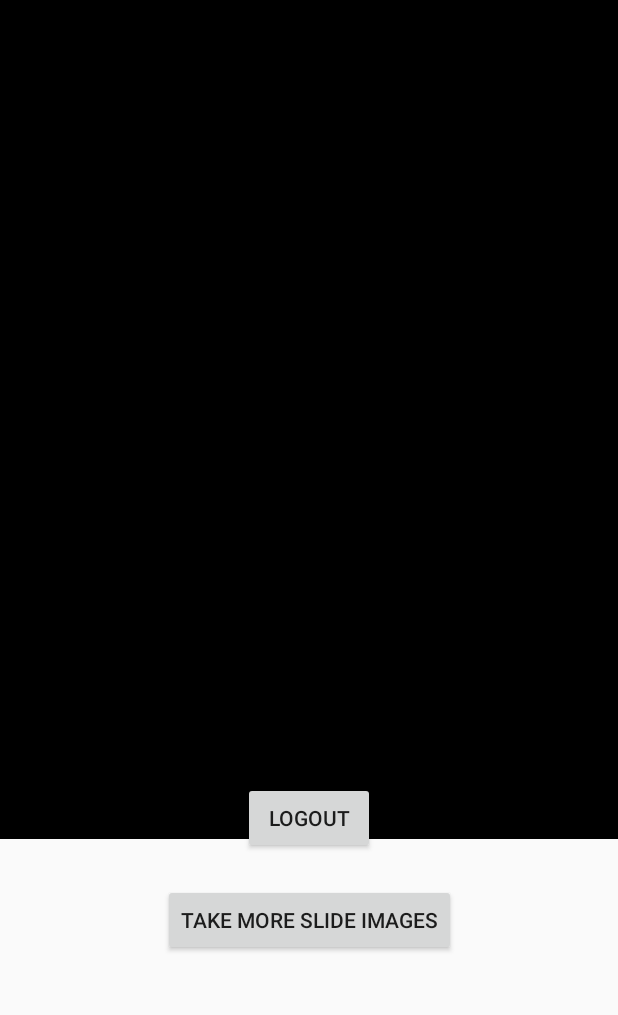
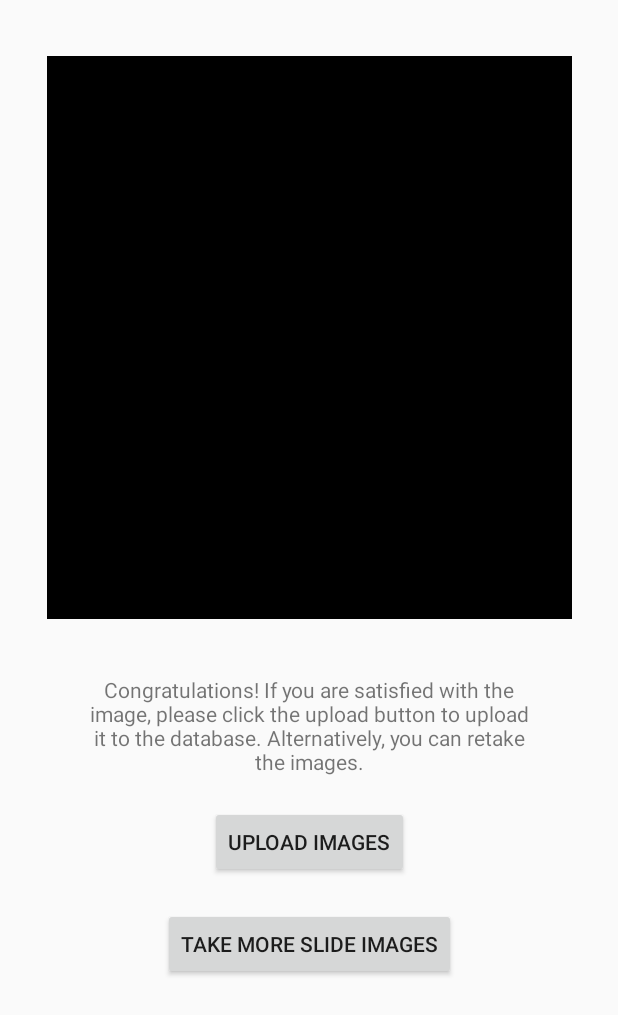
Before and after one commit to arjun11verma/DigitalPathology2020, an Android app: the layout post_upload_activity.xml on its own in the app's theme, with its tools: preview values and no code run, on a phone screen of 412 x 824 dp. Shown: the top 1015 px of the screen. Run offline under Robolectric (Android 15) with nearby library versions, the phone set to English and light mode, and no system bars.

Commit message:
Sending Images back to Server

```diff
--- a/DigitalPath2020/app/src/main/java/com/example/digitalpath2020/AfterCaptureView.java
+++ b/DigitalPath2020/app/src/main/java/com/example/digitalpath2020/AfterCaptureView.java
@@ -160,6 +160,6 @@ public class AfterCaptureView extends BaseView {
         });
         mongoRealm.close();
 
-        activity.changeView(new PostUploadView(activity, "Deprecated"));
+        activity.changeView(new PostUploadView(activity, "Deprecated", "Deprecated"));
     }
 }
--- a/DigitalPath2020/app/src/main/res/layout/post_upload_activity.xml
+++ b/DigitalPath2020/app/src/main/res/layout/post_upload_activity.xml
@@ -2,7 +2,6 @@
 <androidx.constraintlayout.widget.ConstraintLayout xmlns:android="http://schemas.android.com/apk/res/android"
     xmlns:app="http://schemas.android.com/apk/res-auto"
     xmlns:tools="http://schemas.android.com/tools"
-    android:id="@+id/stitchedImage"
     android:layout_width="match_parent"
     android:layout_height="match_parent">
 
@@ -12,18 +11,18 @@
         android:layout_height="wrap_content"
         android:layout_marginTop="450dp"
         android:gravity="center_horizontal"
-        android:text="Congratulations! You have successfully uploaded your images. You may logout or take more slide images."
+        android:text="Congratulations! If you are satisfied with the image, please click the upload button to upload it to the database. Alternatively, you can retake the images."
         android:textAlignment="center"
         app:layout_constraintEnd_toEndOf="parent"
         app:layout_constraintStart_toStartOf="parent"
         app:layout_constraintTop_toTopOf="parent" />
 
     <Button
-        android:id="@+id/logoutBtn"
+        android:id="@+id/uploadImages"
         android:layout_width="wrap_content"
         android:layout_height="wrap_content"
         android:layout_marginTop="20dp"
-        android:text="Logout"
+        android:text="Upload Images"
         app:layout_constraintEnd_toEndOf="parent"
         app:layout_constraintStart_toStartOf="parent"
         app:layout_constraintTop_toBottomOf="@+id/postTitle" />
@@ -36,12 +35,12 @@
         android:text="Take more slide images"
         app:layout_constraintEnd_toEndOf="parent"
         app:layout_constraintStart_toStartOf="parent"
-        app:layout_constraintTop_toBottomOf="@+id/logoutBtn" />
+        app:layout_constraintTop_toBottomOf="@+id/uploadImages" />
 
     <ImageView
-        android:id="@+id/imageView"
-        android:layout_width="1000px"
-        android:layout_height="1000px"
+        android:id="@+id/stitchedImage"
+        android:layout_width= "350dp"
+        android:layout_height= "375dp"
         android:layout_marginStart="20dp"
         android:layout_marginLeft="20dp"
         android:layout_marginTop="20dp"
```
Also changed, not shown: DigitalPath2020/app/src/main/java/com/example/digitalpath2020/PostUploadView.java (+3 -4 lines), DigitalPath2020/app/src/main/java/com/example/digitalpath2020/ServerConnect.java (+42 -6 lines), 3 other files.
